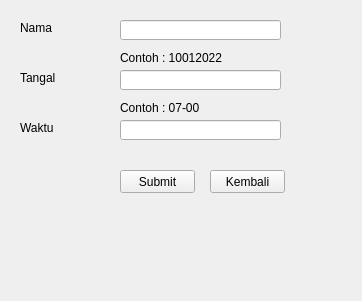
Before: the Qt Designer form masuk.ui in christianbyu/Python-simple-absent-apps-with-pyqt5, drawn with Qt 5.
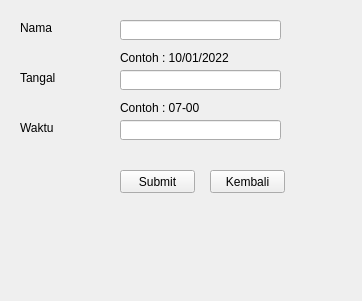
After: the same form once the commit is applied.

What changed in the file:
```diff
--- a/masuk.ui
+++ b/masuk.ui
@@ -127,7 +127,7 @@
     </rect>
    </property>
    <property name="text">
-    <string>Contoh : 10012022</string>
+    <string>Contoh : 10/01/2022</string>
    </property>
   </widget>
   <widget class="QLabel" name="label_8">
```
